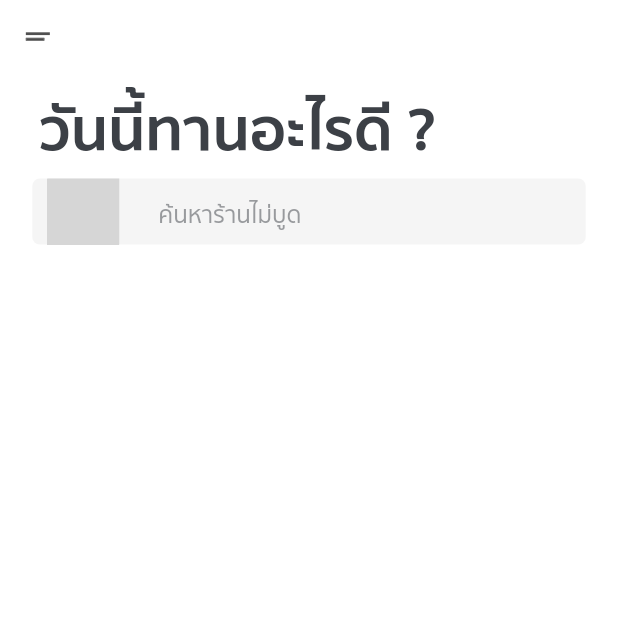
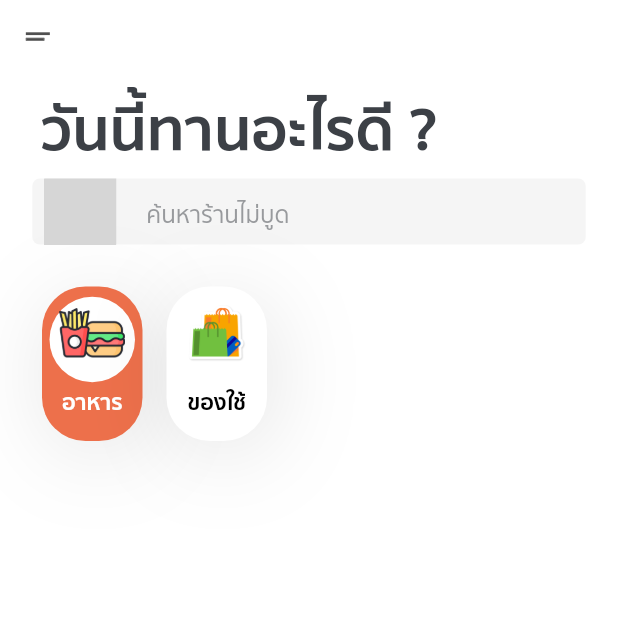
Before and after one commit to panuwattoa/Satsadon_app, a Flutter app: the screen it shows after launch, on a phone screen of 412 x 824 dp, the top half of it. Run offline on Flutter 3.47's test engine with Material 2 defaults, Android fonts, the light colour scheme and no system bars; our stand-ins replace flutter_svg; grey boxes are pictures that could not be loaded.

Commit message:
add component menu

```diff
--- a/lib/constants.dart
+++ b/lib/constants.dart
@@ -5,4 +5,4 @@ const kTextColor = Color(0xFF3C4046);
 const kTextPrimaryColor = Color(0xFFED704B);
 const kBackgroubClor = Color(0xFFFFFFFF);
 
-const double kDefaltPadding = 26.0;
+const double kDefaltPadding = 20.0;
--- a/lib/main.dart
+++ b/lib/main.dart
@@ -14,9 +14,24 @@ class MyApp extends StatelessWidget {
       debugShowCheckedModeBanner: false,
       title: 'Satsadon App',
       theme: ThemeData(
+        splashColor: Colors.transparent,
+        highlightColor: Colors.transparent,
+        hoverColor: Colors.transparent,
         scaffoldBackgroundColor: kBackgroubClor,
         primaryColor: kPrimaryColor,
-        textTheme: Theme.of(context).textTheme.apply(bodyColor: kTextColor, fontFamily: 'SukhumvitSet'),
+        buttonTheme: ButtonThemeData(
+          splashColor: Colors.transparent,
+          highlightColor: Colors.transparent,
+          hoverColor: Colors.transparent,
+        ),
+        textButtonTheme: TextButtonThemeData(
+          style: TextButton.styleFrom(
+            splashFactory: NoSplash.splashFactory,
+          ),
+        ),
+        textTheme: Theme.of(context)
+            .textTheme
+            .apply(bodyColor: kTextColor, fontFamily: 'SukhumvitSet'),
         visualDensity: VisualDensity.adaptivePlatformDensity,
       ),
       home: HomeScreen(),
--- a/lib/screens/home/components/body.dart
+++ b/lib/screens/home/components/body.dart
@@ -8,26 +8,112 @@ class Body extends StatelessWidget {
     return SingleChildScrollView(
       child: Column(
         children: <Widget>[
+          createHeader(),
+          createSearch(),
           Container(
-            padding: EdgeInsets.only(left: kDefaltPadding),
+            padding: EdgeInsets.all(kDefaltPadding),
             child: Row(
               children: <Widget>[
-                Text(
-                  "วันนี้ทานอะไรดี ?",
-                  style: TextStyle(fontSize: 40, fontWeight: FontWeight.bold),
+                TextButton(
+                  onPressed: () {},
+                  child: Stack(
+                    alignment: Alignment(0, -.7),
+                    children: <Widget>[
+                      Container(
+                        height: 103,
+                        width: 67,
+                        decoration: BoxDecoration(
+                            color: Color(0xFFED704B),
+                            borderRadius: BorderRadius.circular(29),
+                            boxShadow: [
+                              BoxShadow(
+                                  color: Color(0x1A000000),
+                                  blurRadius: 50,
+                                  offset: Offset(4, 8))
+                            ]),
+                      ),
+                      Container(
+                          height: 57,
+                          width: 57,
+                          decoration: BoxDecoration(
+                              color: Color(0xFFFFFFFF),
+                              borderRadius: BorderRadius.circular(29))),
+                      Container(
+                        height: 44,
+                        width: 44,
+                        child: Image(
+                            image: AssetImage("assets/icons/fastfood.png")),
+                      ),
+                      Positioned(
+                        top: 65,
+                        child: Text("อาหาร",
+                            style: TextStyle(
+                                fontSize: 15,
+                                fontWeight: FontWeight.bold,
+                                color: Colors.white)),
                       )
                     ],
                   ),
                 ),
+                TextButton(
+                  onPressed: () {},
+                  style: ButtonStyle(),
+                  child: Stack(
+                    alignment: Alignment(0, -.7),
+                    children: <Widget>[
                       Container(
+                        height: 103,
+                        width: 67,
+                        decoration: BoxDecoration(
+                            color: Color(0xFFFFFFFF),
+                            borderRadius: BorderRadius.circular(29),
+                            boxShadow: [
+                              BoxShadow(
+                                  color: Color(0x1A000000),
+                                  blurRadius: 50,
+                                  offset: Offset(4, 8))
+                            ]),
+                      ),
+                      Container(
+                          height: 57,
+                          width: 57,
+                          decoration: BoxDecoration(
+                              color: Color(0xFFFFFFFF),
+                              borderRadius: BorderRadius.circular(29))),
+                      Container(
+                        height: 44,
+                        width: 44,
+                        child: Image(
+                            image: AssetImage("assets/icons/shoppingicon.png")),
+                      ),
+                      Positioned(
+                        top: 65,
+                        child: Text("ของใช้",
+                            style: TextStyle(
+                                fontSize: 15,
+                                fontWeight: FontWeight.bold,
+                                color: Colors.black)),
+                      )
+                    ],
+                  ),
+                ),
+              ],
+            ),
+          )
+        ],
+      ),
+    );
+  }
+
+  Container createSearch() {
+    return Container(
       height: 44,
       width: 369,
       decoration: BoxDecoration(
-                color: Color(0x7AEBEBEB),
-                borderRadius: BorderRadius.circular(5)),
+          color: Color(0x7AEBEBEB), borderRadius: BorderRadius.circular(5)),
       child: Row(
         children: <Widget>[
-                Padding(padding: EdgeInsets.only(left: 10)),
+          Padding(padding: EdgeInsets.only(left: 8)),
           SvgPicture.asset("assets/icons/magnify.svg"),
           Expanded(
               child: TextField(
@@ -40,6 +126,17 @@ class Body extends StatelessWidget {
           ))),
         ],
       ),
+    );
+  }
+
+  Container createHeader() {
+    return Container(
+      padding: EdgeInsets.only(left: kDefaltPadding + 7),
+      child: Row(
+        children: <Widget>[
+          Text(
+            "วันนี้ทานอะไรดี ?",
+            style: TextStyle(fontSize: 40, fontWeight: FontWeight.bold),
           )
         ],
       ),
--- a/pubspec.yaml
+++ b/pubspec.yaml
@@ -49,6 +49,8 @@ flutter:
   assets:
     - assets/icons/
     - assets/images/
+    - assets/icons/fastfood.png
+    - assets/icons/shoppingicon.png
   # An image asset can refer to one or more resolution-specific "variants", see
   # https://flutter.dev/assets-and-images/#resolution-aware.
 
```
Also changed, not shown: assets/icons/burger.svg (added), assets/icons/fastfood.png (added), assets/icons/shoppingicon.png (added). Lines whose indentation alone changed are shown as unchanged.
